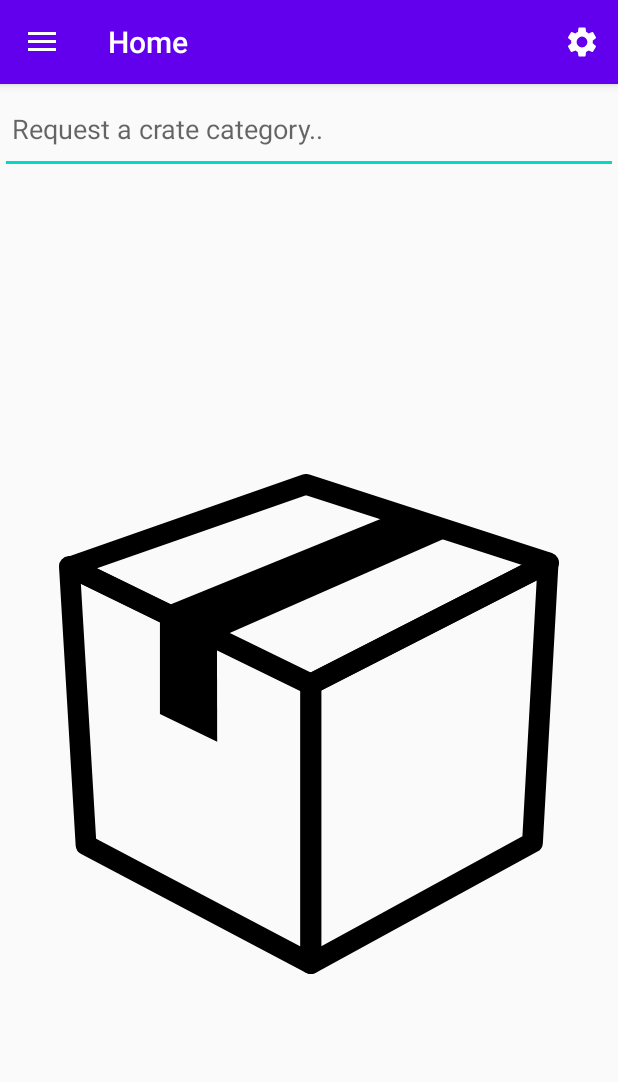
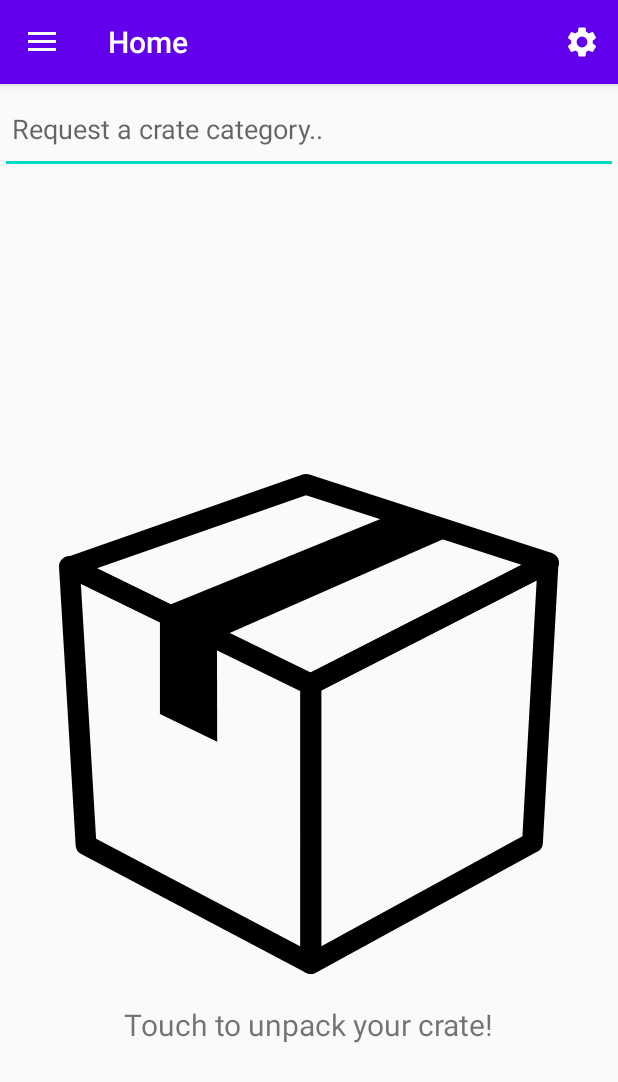
Before and after one commit to JordanNg/Foodcrate, an Android app: the screen it shows after launch (MainActivity), on a phone screen of 412 x 824 dp. Shown: the top 1082 px of the screen. Run offline under Robolectric (Android 15) with nearby library versions, the phone set to English and light mode, and no system bars; our stand-ins replace navigation-ui.

Commit message:
Fixed toolbar

```diff
--- a/app/src/main/AndroidManifest.xml
+++ b/app/src/main/AndroidManifest.xml
@@ -13,7 +13,9 @@
         android:roundIcon="@mipmap/ic_launcher_round"
         android:supportsRtl="true"
         android:theme="@style/AppTheme">
-        <activity android:name=".VisitedActivity"></activity>
+        <activity
+            android:name=".VisitedActivity"
+            android:parentActivityName=".MainActivity"></activity>
         <activity
             android:name=".SettingsActivity"
             android:parentActivityName=".MainActivity" />
--- a/app/src/main/java/com/example/foodcrate/MainActivity.java
+++ b/app/src/main/java/com/example/foodcrate/MainActivity.java
@@ -53,6 +53,7 @@ public class MainActivity extends AppCompatActivity implements LocationListener,
     private EditText mSearchTV;
     private ProgressBar mLoadingIndicatorPB;
     private Button mButton;
+    private TextView mUnpackCrate;
 
     private YelpQueryViewModel mViewModel;
 
@@ -99,6 +100,7 @@ public class MainActivity extends AppCompatActivity implements LocationListener,
         //NavigationUI.setupWithNavController(navigationView, navController);
 
         mButton = findViewById(R.id.button_query);
+        mUnpackCrate = findViewById(R.id.tv_unpack_crate);
         mLoadingIndicatorPB = findViewById(R.id.pb_loading_indicator);
 
         mViewModel = new ViewModelProvider(this).get(YelpQueryViewModel.class);
@@ -152,6 +154,7 @@ public class MainActivity extends AppCompatActivity implements LocationListener,
             @Override
             public void onClick(View v) {
                 mButton.setVisibility(View.INVISIBLE);
+                mUnpackCrate.setVisibility(View.INVISIBLE);
                 mSearchTV = findViewById(R.id.et_keyword_search);
                 String sample = String.valueOf(mSearchTV.getText());
                 executeYelpQuery(sample, lon, lat);
@@ -163,6 +166,7 @@ public class MainActivity extends AppCompatActivity implements LocationListener,
     protected void onResume() {
         super.onResume();
         mButton.setVisibility(View.VISIBLE);
+        mUnpackCrate.setVisibility(View.VISIBLE);
     }
 
     @Override
--- /dev/null
+++ b/app/src/main/res/drawable/ic_public_white_24dp.xml
@@ -0,0 +1,5 @@
+<vector android:height="24dp" android:tint="#FFFFFF"
+    android:viewportHeight="24.0" android:viewportWidth="24.0"
+    android:width="24dp" xmlns:android="http://schemas.android.com/apk/res/android">
+    <path android:fillColor="#FF000000" android:pathData="M12,2C6.48,2 2,6.48 2,12s4.48,10 10,10 10,-4.48 10,-10S17.52,2 12,2zM11,19.93c-3.95,-0.49 -7,-3.85 -7,-7.93 0,-0.62 0.08,-1.21 0.21,-1.79L9,15v1c0,1.1 0.9,2 2,2v1.93zM17.9,17.39c-0.26,-0.81 -1,-1.39 -1.9,-1.39h-1v-3c0,-0.55 -0.45,-1 -1,-1L8,12v-2h2c0.55,0 1,-0.45 1,-1L11,7h2c1.1,0 2,-0.9 2,-2v-0.41c2.93,1.19 5,4.06 5,7.41 0,2.08 -0.8,3.97 -2.1,5.39z"/>
+</vector>
--- a/app/src/main/res/layout/content_crate.xml
+++ b/app/src/main/res/layout/content_crate.xml
@@ -18,7 +18,7 @@
             android:orientation="horizontal">
             <ImageView
                 android:id="@+id/iv_image_business"
-                android:layout_marginTop="18dp"
+                android:layout_marginTop="20dp"
                 android:layout_marginLeft="18dp"
                 android:layout_width="600px"
                 android:layout_height="600px" />
@@ -33,6 +33,7 @@
                     android:layout_marginLeft="16dp"
                     android:layout_marginTop="24dp"
                     android:layout_marginBottom="8dp"
+                    android:layout_marginRight="8dp"
                     android:textSize="24dp"
                     android:text="Name:" />
 
--- a/app/src/main/res/layout/content_main.xml
+++ b/app/src/main/res/layout/content_main.xml
@@ -54,6 +54,15 @@
             android:background="@drawable/ic_crateblack"/>
 
         <TextView
+            android:id="@+id/tv_unpack_crate"
+            android:layout_width="wrap_content"
+            android:layout_height="wrap_content"
+            android:paddingTop="20dp"
+            android:layout_gravity="center"
+            android:textSize="20dp"
+            android:text="Touch to unpack your crate!" />
+
+        <TextView
             android:id="@+id/tv_yelp_response"
             android:layout_width="match_parent"
             android:layout_height="match_parent" />
--- a/app/src/main/res/menu/activity_main_drawer.xml
+++ b/app/src/main/res/menu/activity_main_drawer.xml
@@ -6,7 +6,7 @@
     <group android:checkableBehavior="single">
         <item
             android:id="@+id/nav_home"
-            android:icon="@drawable/ic_foodcrate_primary"
+            android:icon="@drawable/ic_crateblack"
             android:title="@string/menu_home" />
         <item
             android:id="@+id/nav_gallery"
--- a/app/src/main/res/menu/menu_crate.xml
+++ b/app/src/main/res/menu/menu_crate.xml
@@ -8,4 +8,10 @@
         android:title="@string/action_settings"
         app:showAsAction="ifRoom"
         android:icon="@drawable/ic_settings_black_24dp"/>
+    <item
+        android:id="@+id/action_view_on_web"
+        android:orderInCategory="99"
+        android:title="View On Web"
+        app:showAsAction="ifRoom"
+        android:icon="@drawable/ic_public_white_24dp"/>
 </menu>
```
Also changed, not shown: app/src/main/java/com/example/foodcrate/CrateActivity.java (+46 -1 lines).
